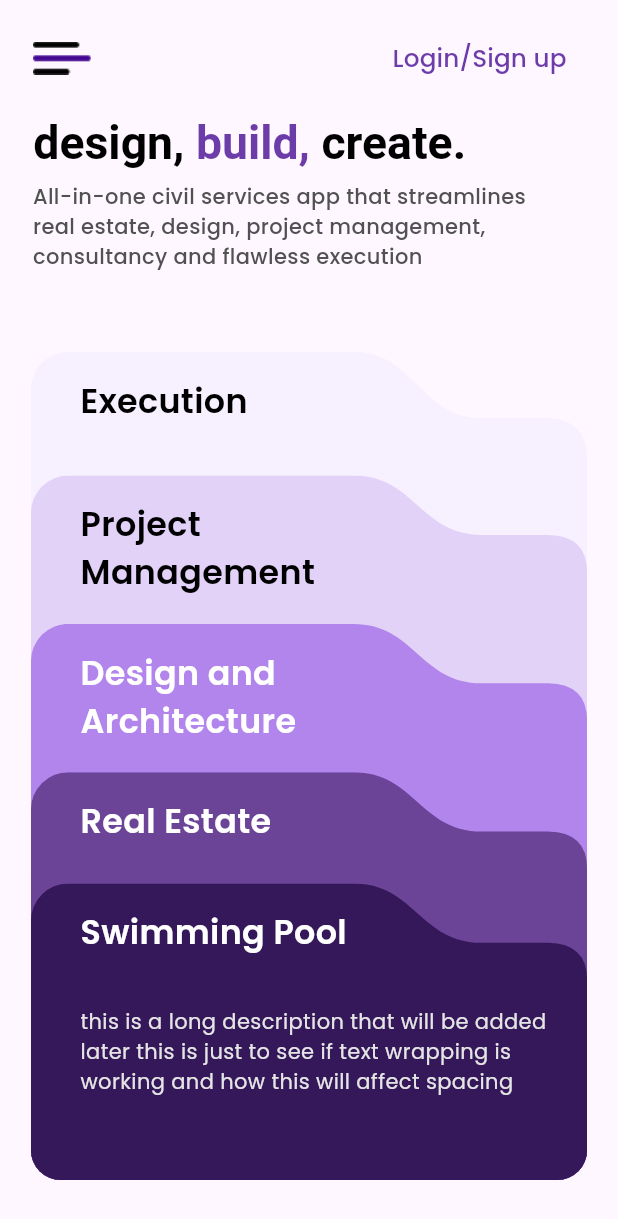
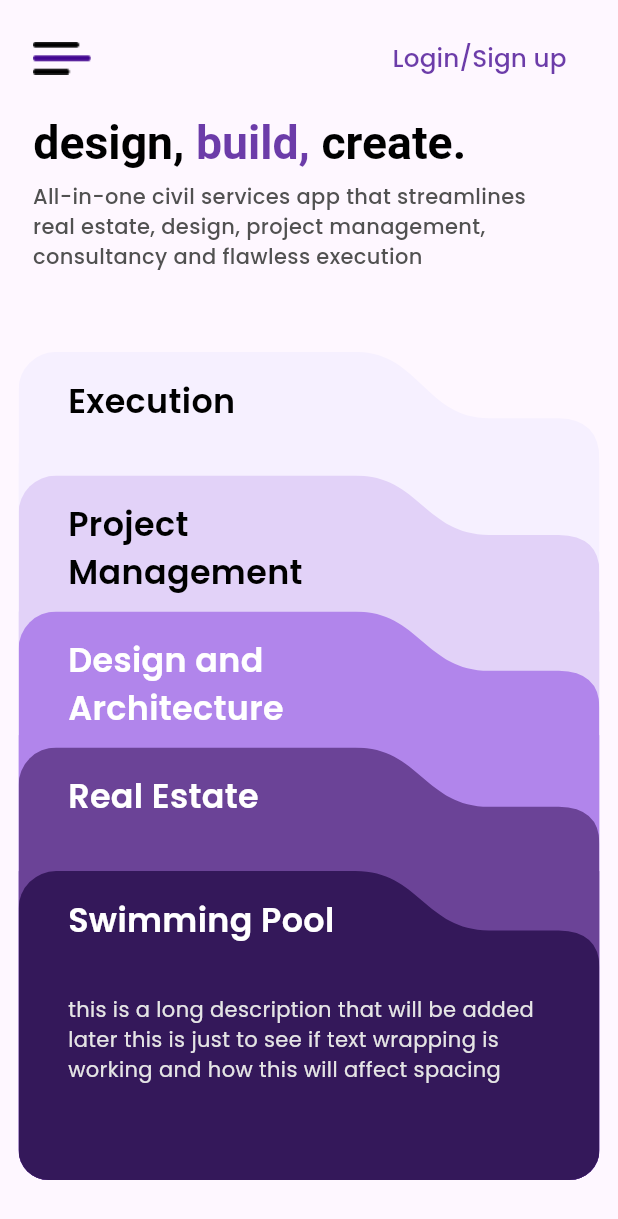
Before and after one commit to HariRags/MYCE, a Flutter app: the screen it shows after launch, on a phone screen of 412 x 824 dp. Shown: the top 1219 px of the screen. Run offline on Flutter 3.47's test engine with Material 3 defaults, Android fonts, the phone set to English and light mode, and no system bars.

Commit message:
spacing in folders adjusted

```diff
--- a/lib/pages/homepage.dart
+++ b/lib/pages/homepage.dart
@@ -96,7 +96,7 @@ class _HomePageState extends State<HomePage> {
             ),
             Container(
                 height: Responsive.height(67, context),
-                width: Responsive.width(90, context),
+                width: Responsive.width(94, context),
                 child:  ClipRRect(
                   borderRadius: BorderRadius.circular(20),
                   child: Expanded(
@@ -117,14 +117,14 @@ class _HomePageState extends State<HomePage> {
                         top: Responsive.height(9, context),
                         child: Container(
                         height: Responsive.height(60, context),
-                        width: Responsive.width(90, context),
-                        color:  Color(0xFFF6F0FF),
+                        width: Responsive.width(94, context),
+                        color:  const Color(0xFFF6F0FF),
                       )),
                       Positioned(
                         top: Responsive.height(10, context),
                         child: Container(
                         height: Responsive.height(60, context),
-                        width: Responsive.width(90, context),
+                        width: Responsive.width(94, context),
                         child: const Folders(
                         title: 'Project \nManagement',
                         titleColor: Colors.black,
@@ -138,14 +138,14 @@ class _HomePageState extends State<HomePage> {
                       Positioned(top: Responsive.height(21, context),
                       child: Container(
                         height: Responsive.height(60, context),
-                        width: Responsive.width(90, context),
-                        color:  Color(0xFFE2D2F8),
+                        width: Responsive.width(94, context),
+                        color:  const Color(0xFFE2D2F8),
                       )),
                       Positioned(
-                        top: Responsive.height(22, context),
+                        top: Responsive.height(21, context),
                         child: Container(
                         height: Responsive.height(60, context),
-                        width: Responsive.width(90, context),
+                        width: Responsive.width(94, context),
                         child: const Folders(
                         title: 'Design and\nArchitecture',
                         titleColor: Colors.white,
@@ -159,14 +159,14 @@ class _HomePageState extends State<HomePage> {
                        Positioned(top: Responsive.height(31, context),
                       child: Container(
                         height: Responsive.height(60, context),
-                        width: Responsive.width(90, context),
-                        color:  Color(0xFFB185EB),
+                        width: Responsive.width(94, context),
+                        color:  const Color(0xFFB185EB),
                       )),
                       Positioned(
-                        top: Responsive.height(34, context),
+                        top: Responsive.height(32, context),
                         child: Container(
                         height: Responsive.height(60, context),
-                        width: Responsive.width(90, context),
+                        width: Responsive.width(94, context),
                         child: const Folders(
                         title: 'Real Estate',
                         titleColor: Colors.white,
@@ -183,14 +183,14 @@ class _HomePageState extends State<HomePage> {
                       Positioned(top: Responsive.height(42, context),
                       child: Container(
                         height: Responsive.height(60, context),
-                        width: Responsive.width(90, context),
-                        color:  Color(0xFF6B4397),
+                        width: Responsive.width(94, context),
+                        color:  const Color(0xFF6B4397),
                       )),
                       Positioned(
-                        top: Responsive.height(43, context),
+                        top: Responsive.height(42, context),
                         child: Container(
                         height: Responsive.height(60, context),
-                        width: Responsive.width(90, context),
+                        width: Responsive.width(94, context),
                         child: const Folders(
                         title: 'Swimming Pool',
                         titleColor: Colors.white,
@@ -205,27 +205,6 @@ class _HomePageState extends State<HomePage> {
                               ]),
                   ),
                 )),
-
-            //    Expanded(
-            //    child: Stack(
-            //     alignment: Alignment.topCenter,
-            //     children:[
-            //      Image(image: AssetImage('assets/images/homepage_folders/Execution.png'),),
-            //      Positioned(
-            //       top:Responsive.height(11, context) ,
-            //       child: const Image(image: AssetImage('assets/images/homepage_folders/ProjectManagement.png'),)),
-            //       Positioned(
-            //       top:Responsive.height(22, context) ,
-            //       child: const Image(image: AssetImage('assets/images/homepage_folders/DesignAndArchitecture.png'),)),
-            //       Positioned(
-            //       top:Responsive.height(33, context) ,
-            //       child: const Image(image: AssetImage('assets/images/homepage_folders/RealEstate.png'),)),
-            //       Positioned(
-            //       top:Responsive.height(44, context) ,
-            //       child: const Image(image: AssetImage('assets/images/homepage_folders/SwimmingPool.png'),))
-
-            //      ]),
-            //  )
           ],
         )),
       ),
```
